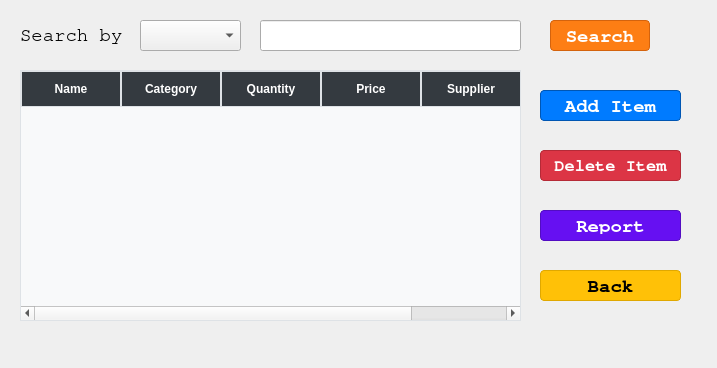
Above: inventory.ui from YUSIFABOOD/Inventory before the change. Below: the same form after it.
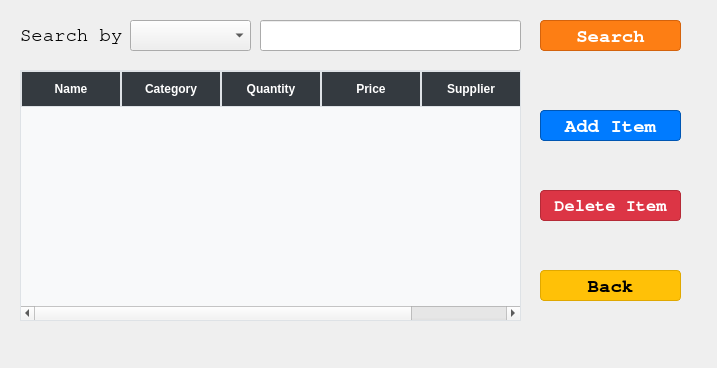
That is the form after the change.

Diff of the .ui file:
```diff
--- a/inventory.ui
+++ b/inventory.ui
@@ -44,9 +44,9 @@
   <widget class="QComboBox" name="Search_Category">
    <property name="geometry">
     <rect>
-     <x>140</x>
+     <x>130</x>
      <y>20</y>
-     <width>101</width>
+     <width>121</width>
      <height>31</height>
     </rect>
    </property>
@@ -153,7 +153,7 @@
    <property name="geometry">
     <rect>
      <x>540</x>
-     <y>90</y>
+     <y>110</y>
      <width>141</width>
      <height>31</height>
     </rect>
@@ -191,9 +191,9 @@
   <widget class="QPushButton" name="searchButton">
    <property name="geometry">
     <rect>
-     <x>550</x>
+     <x>540</x>
      <y>20</y>
-     <width>100</width>
+     <width>141</width>
      <height>31</height>
     </rect>
    </property>
@@ -227,50 +227,11 @@
     <string>Search</string>
    </property>
   </widget>
-  <widget class="QPushButton" name="generateReport">
-   <property name="geometry">
-    <rect>
-     <x>540</x>
-     <y>210</y>
-     <width>141</width>
-     <height>31</height>
-    </rect>
-   </property>
-   <property name="font">
-    <font>
-     <family>Nimbus Mono PS</family>
-     <pointsize>14</pointsize>
-     <bold>true</bold>
-    </font>
-   </property>
-   <property name="styleSheet">
-    <string notr="true">QPushButton#generateReport {
-  background-color: #6610f2;    /* Modern purple (Bootstrap indigo) */
-  color: white;
-  border-style: solid;
-  border-width: 1px;
-  border-color: #520dc2;        /* Darker purple border */
-  border-radius: 4px;
-  padding: 6px 12px;
-  font-weight: bold;
-}
-QPushButton#generateReport:hover {
-  background-color: #520dc2;
-}
-QPushButton#generateReport:pressed {
-  background-color: #3d0a91;
-}
-</string>
-   </property>
-   <property name="text">
-    <string>Report</string>
-   </property>
-  </widget>
   <widget class="QPushButton" name="pushButton">
    <property name="geometry">
     <rect>
      <x>540</x>
-     <y>150</y>
+     <y>190</y>
      <width>141</width>
      <height>31</height>
     </rect>
```
